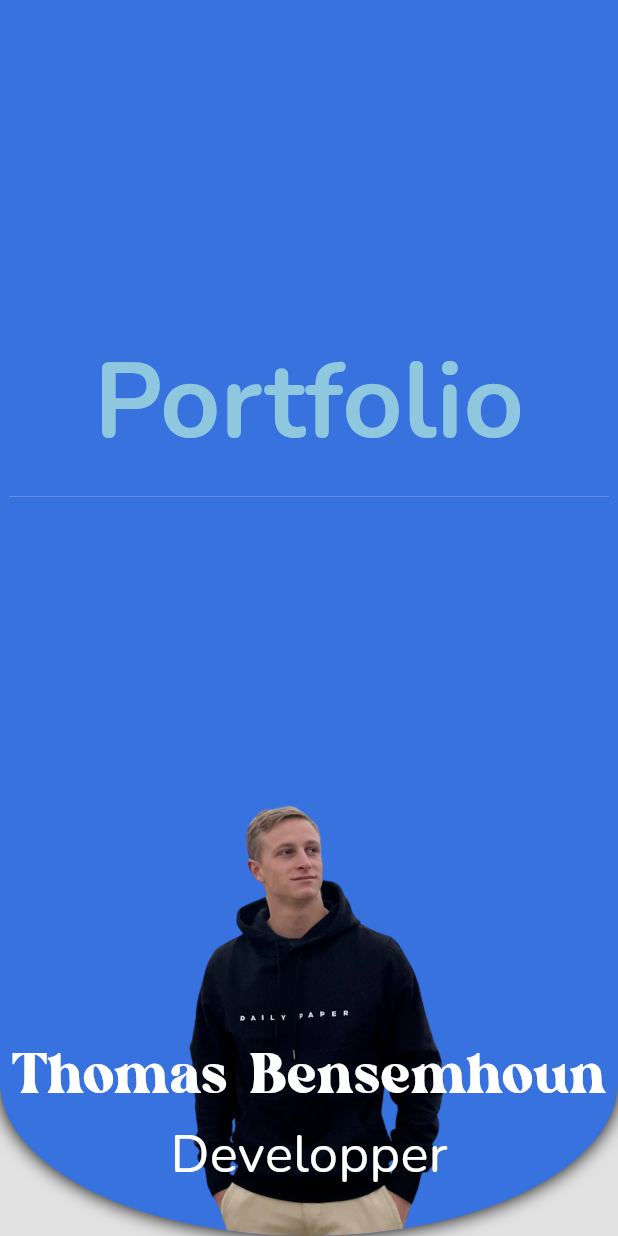
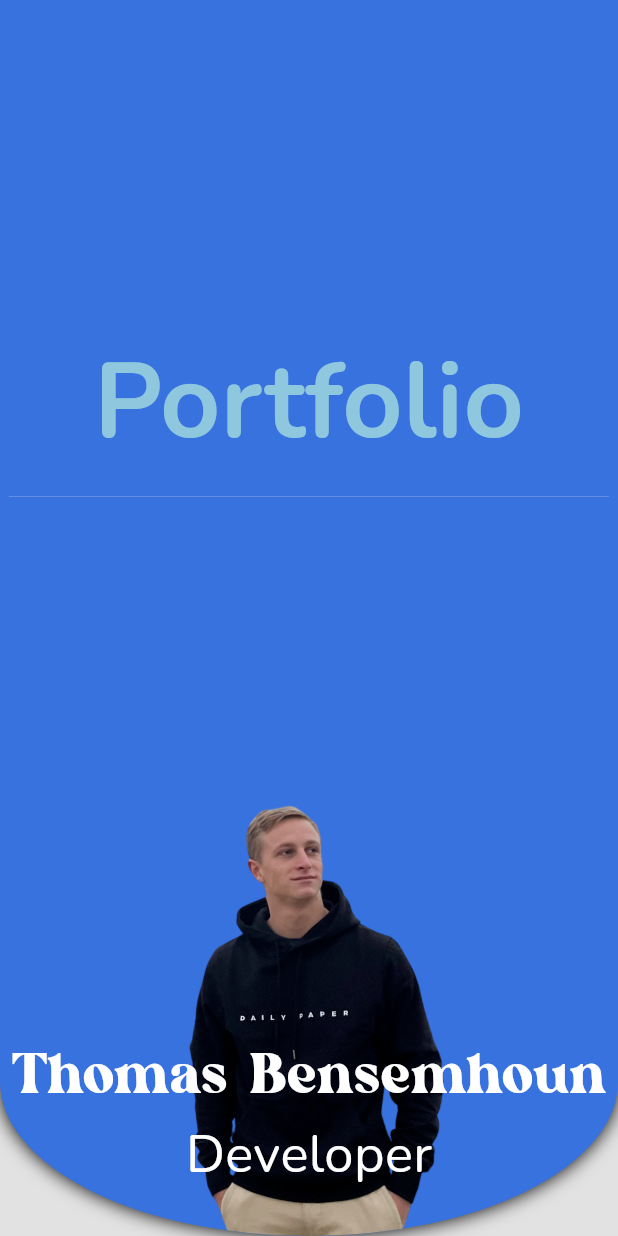
Before and after one commit to thomasben3/portfolio-flutter, a Flutter app: the IntroductionSlider widget shown alone on an empty page, opened directly, on a phone screen of 412 x 824 dp. Run offline on Flutter 3.47's test engine with Material 3 defaults, Android fonts, the phone set to English and light mode, and no system bars; drawn by our look-alikes of animated_text_kit; our stand-ins replace flutter_animate, material_design_icons_flutter, responsive_builder, shared_preferences; missing offline and left inert: dart:html, pdf_render; accounts and stored records are empty; generated files the repository leaves out were written again.

Commit message:
ajout de l10n et de themes + bcp de petits changements

```diff
--- /dev/null
+++ b/l10n.yaml
@@ -0,0 +1,3 @@
+arb-dir: lib/l10n
+template-arb-file: app_en.arb
+output-localization-file: app_localizations.dart
--- a/lib/components/introduction_slider.dart
+++ b/lib/components/introduction_slider.dart
@@ -1,12 +1,36 @@
 import 'dart:math';
-
 import 'package:animated_text_kit/animated_text_kit.dart';
 import 'package:flutter/material.dart';
 import 'package:provider/provider.dart';
+import 'package:thbensem_portfolio/extensions/context.dart';
 import 'package:thbensem_portfolio/models/providers/theme.dart';
+import 'package:flutter_gen/gen_l10n/app_localizations.dart';
 
 class IntroductionSlider extends StatelessWidget {
   const IntroductionSlider({ super.key });
+
+  Widget _portfolioTitle(BuildContext context) {
+    if (context.isTouchDevice == true) {
+      return Container(
+        color: context.read<AppTheme>().color0,
+        child: TextLiquidFill(
+          boxWidth: 800,
+          boxBackgroundColor: context.read<AppTheme>().color1, // same color as parent to hide the rest of the wave
+          waveColor: context.read<AppTheme>().color2,
+          loadDuration: Duration.zero,
+          loadUntil: 0.45,
+          text: 'Portfolio'
+        ),
+      );
+    }
+    return AnimatedTextKit(key: GlobalKey(), animatedTexts: [
+      WavyAnimatedText(
+        'Portfolio',
+        textStyle: TextStyle(color: context.read<AppTheme>().color2),
+        speed: const Duration(milliseconds: 500)
+      )
+    ]);
+  }
 
   @override
   Widget build(BuildContext context) {
@@ -18,7 +42,7 @@ class IntroductionSlider extends StatelessWidget {
             width: MediaQuery.of(context).size.width,
             height: MediaQuery.of(context).size.height,
             decoration: BoxDecoration(
-              color: context.read<AppTheme>().color1,
+              color: Provider.of<AppTheme>(context).color1,
               borderRadius: BorderRadius.only(
                 bottomRight: Radius.elliptical(MediaQuery.of(context).size.width, MediaQuery.of(context).size.width / 2),
                 bottomLeft: Radius.elliptical(MediaQuery.of(context).size.width, MediaQuery.of(context).size.width / 2)
@@ -43,17 +67,7 @@ class IntroductionSlider extends StatelessWidget {
                           top: MediaQuery.of(context).size.height * 0.25,
                           width: min(400, MediaQuery.of(context).size.width),
                           child: FittedBox(
-                            child: Container(
-                              color: context.read<AppTheme>().color0,
-                              child: TextLiquidFill(
-                                boxWidth: 800,
-                                boxBackgroundColor: context.read<AppTheme>().color1,
-                                waveColor: context.read<AppTheme>().color2,
-                                loadDuration: Duration.zero,
-                                loadUntil: 0.45,
-                                text: 'Portfolio'
-                              ),
-                            ),
+                            child: _portfolioTitle(context),
                           ),
                         ),
                         Align(alignment: Alignment.bottomCenter, child: Image.asset('assets/images/moi.png', height: min(MediaQuery.of(context).size.height, 300))),
@@ -61,10 +75,10 @@ class IntroductionSlider extends StatelessWidget {
                           bottom: 30,
                           width: MediaQuery.of(context).size.width - 16,
                           left: 8,
-                          child: const Column(
+                          child: Column(
                             children: [
-                              FittedBox(child: Text('Thomas Bensemhoun', style: TextStyle(color: Colors.white, fontSize: 45, fontFamily: 'VictorianBritania'))),
-                              Text('Developper', style: TextStyle(color: Colors.white, fontSize: 35)),
+                              const FittedBox(child: Text('Thomas Bensemhoun', style: TextStyle(color: Colors.white, fontSize: 45, fontFamily: 'VictorianBritania'))),
+                              Text(AppLocalizations.of(context)!.developer, style: const TextStyle(color: Colors.white, fontSize: 35)),
                             ],
                           )
                         ),
--- a/lib/components/skill_progress_indicator.dart
+++ b/lib/components/skill_progress_indicator.dart
@@ -40,7 +40,7 @@ class SkillProgressIndicator extends StatelessWidget {
             mainAxisAlignment: MainAxisAlignment.end,
             children: [
               if (label != null)
-                Text(label!),
+                Text(label!, style: TextStyle(color: context.read<AppTheme>().textColor0)),
               SizedBox(
                 width: (width / 4) * 3,
                 child: Padding(
--- /dev/null
+++ b/lib/models/providers/l10n.dart
@@ -0,0 +1,23 @@
+import 'package:flutter/material.dart';
+import 'package:thbensem_portfolio/models/shared_preferences.dart';
+
+
+class L10n extends ChangeNotifier {
+  static const locales = [
+    Locale('en'),
+    Locale('fr'),
+  ];
+
+  Locale _current = const Locale('en');
+
+  Locale get currentLocale => _current;
+
+  Future<void> setLocale(String languageCode, {bool setInSP = true}) async {
+    if (setInSP) {
+      await SharedPreferencesManager.setLanguageCode(languageCode);
+    }
+
+    _current = Locale(languageCode);
+    notifyListeners();
+  }
+}
--- a/lib/models/providers/theme.dart
+++ b/lib/models/providers/theme.dart
@@ -1,32 +1,62 @@
 import 'package:flutter/material.dart';
+import 'package:shared_preferences/shared_preferences.dart';
+import 'package:thbensem_portfolio/models/shared_preferences.dart';
 
-class AppTheme with ChangeNotifier {
-  Color _color0 = const Color.fromARGB(255, 226, 226, 226);
-  Color _color1 = const Color.fromARGB(255, 56, 114, 223);
-  Color _color2 = const Color.fromARGB(255, 143, 200, 222);
-  Color _color3 = const Color.fromARGB(255, 176, 221, 236);
-  Color _color4 = const Color.fromARGB(255, 0, 72, 207);
+class AppTheme extends ChangeNotifier {
 
-  Color _textColor0 = Colors.black;
-  Color _textColor1 = Colors.white;
+  static const List<List<Color>> themeColors = [
+    [
+      Color.fromARGB(255, 226, 226, 226),
+      Color.fromARGB(255, 56, 114, 223),
+      Color.fromARGB(255, 143, 200, 222),
+      Color.fromARGB(255, 176, 221, 236),
+      Colors.black,
+      Colors.white
+    ],
+    [
+      Color.fromARGB(255, 212, 203, 190),
+      Color.fromARGB(255, 40, 40, 40),
+      Color.fromARGB(255, 182, 76, 72),
+      Color.fromARGB(255, 82, 83, 86),
+      Colors.black,
+      Colors.white
+    ],
+    [
+      Color.fromARGB(255, 238, 238, 238),
+      Color.fromARGB(255, 104, 109, 118),
+      Color.fromARGB(255, 55, 58, 64),
+      Color.fromARGB(255, 220, 95, 0),
+      Colors.black,
+      Colors.white
+    ],
+    [
+      Color.fromARGB(255, 236, 221, 205),
+      Color.fromARGB(255, 38, 38, 38),
+      Color.fromARGB(255, 177, 132, 86),
+      Color.fromARGB(255, 204, 173, 143),
+      Colors.black,
+      Colors.white
+    ]
+  ];
 
-  Color get color0 => _color0;
-  Color get color1 => _color1;
-  Color get color2 => _color2;
-  Color get color3 => _color3;
-  Color get color4 => _color4;
+  int   _themeIndex = 0;
 
-  Color get textColor0 => _textColor0;
-  Color get textColor1 => _textColor1;
+  int get         themeIndex => _themeIndex;
 
-  void setTheme0() {
-    _color0 = const Color.fromARGB(255, 226, 226, 226);
-    _color1 = const Color.fromARGB(255, 56, 114, 223);
-    _color2 = const Color.fromARGB(255, 177, 213, 227);
-    _color3 = const Color.fromARGB(255, 176, 221, 236);
-    _color4 = const Color.fromARGB(255, 0, 72, 207);
+  List<Color> get currentTheme => themeColors[_themeIndex];
 
-    _textColor0 = Colors.black;
-    _textColor1 = Colors.white;
+  Color get color0 => themeColors[_themeIndex][0];
+  Color get color1 => themeColors[_themeIndex][1];
+  Color get color2 => themeColors[_themeIndex][2];
+  Color get color3 => themeColors[_themeIndex][3];
+
+  Color get textColor0 => themeColors[_themeIndex][4];
+  Color get textColor1 => themeColors[_themeIndex][5];
+
+  Future<void> setTheme(int newIndex, {bool setInSP = true}) async {
+    if (setInSP) await SharedPreferencesManager.setThemeIndex(newIndex);
+
+    _themeIndex = newIndex;
+    notifyListeners();
   }
 }
```
Also changed, not shown: lib/components/expanding_menu.dart (added, +337 -0 lines), lib/extensions/colors.dart (added, +23 -0 lines), lib/l10n/app_en.arb (added, +24 -0 lines), lib/l10n/app_fr.arb (added, +24 -0 lines), lib/main.dart (+43 -2 lines), lib/models/shared_preferences.dart (added, +29 -0 lines), lib/pages/home.dart (+32 -28 lines), lib/utils/url_launcher.dart (+5 -5 lines), pubspec.yaml (+11 -0 lines), assets/images/flags/en.png (added), assets/images/flags/fr.png (added), lib/utils/animation_value.dart (indentation only), pubspec.lock, 8 other files.
